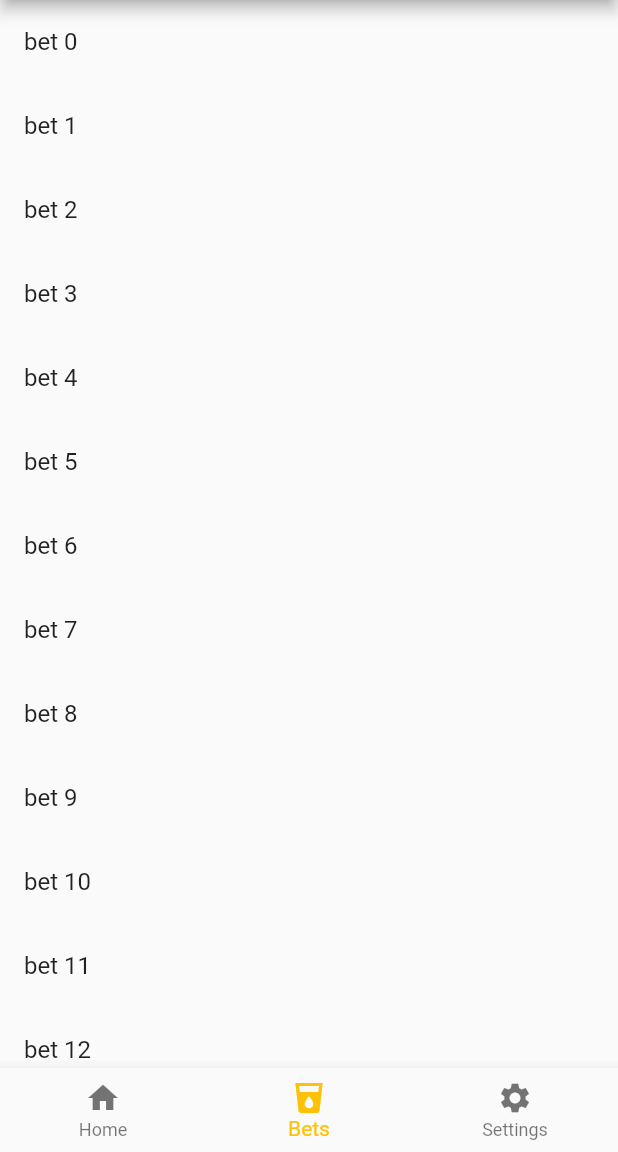
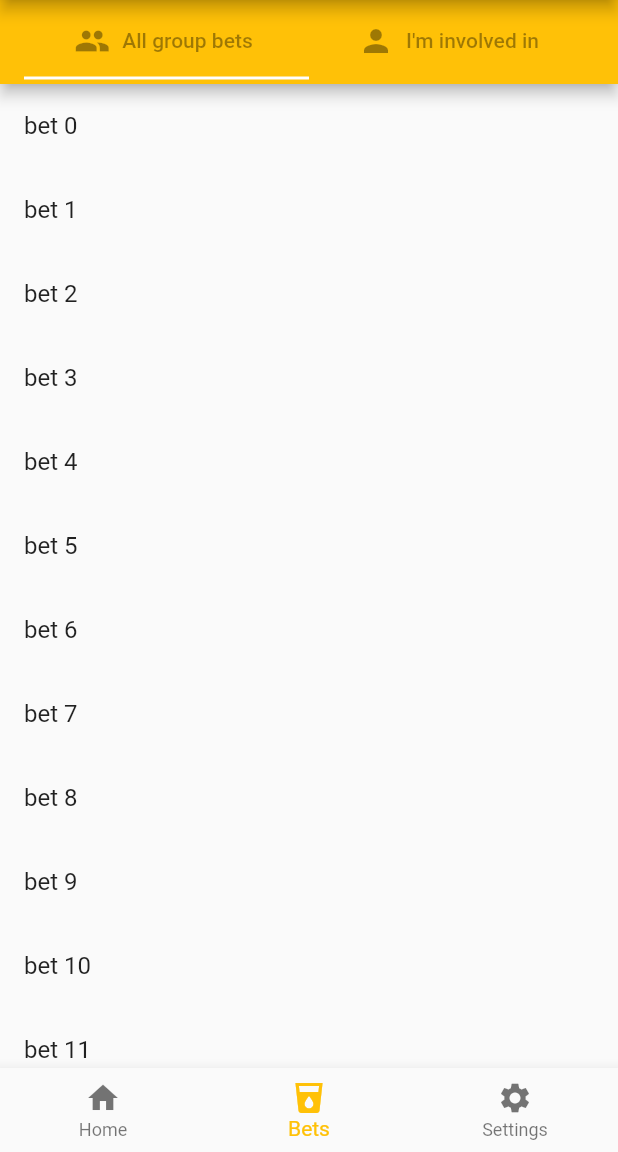
Before and after one commit to bumgardnera07/Wagers, a Flutter app: the screen it shows after launch, item 2 of the bottom bar chosen, on a phone screen of 412 x 824 dp, the part 84-1236 px from its top. Run offline on Flutter 3.47's test engine with Material 2 defaults, Android fonts, the phone set to English and light mode, and no system bars.

Commit message:
tab controller to filter bets list

```diff
--- a/lib/BetsList.dart
+++ b/lib/BetsList.dart
@@ -10,15 +10,51 @@ class BetsList extends StatelessWidget {
 
   @override
   Widget build(BuildContext context) {
-    return ListView.builder(itemBuilder: (context, index) {
+    return DefaultTabController(
+        length: 2,
+        child: Scaffold(
+          appBar: AppBar(
+            title: TabBar(tabs: [
+              FlatButton.icon(
+                  onPressed: null,
+                  icon: Icon(Icons.group),
+                  label: Text('All group bets')),
+              FlatButton.icon(
+                  onPressed: null,
+                  icon: Icon(Icons.person),
+                  label: Text("I'm involved in")),
+            ]),
+          ),
+
+          body: TabBarView(children: [
+            BetsListGroupView(
+              bets: bets,
+            ),
+            BetsListGroupView(
+              bets: bets.where((e) => e.title.endsWith("1")).toList(),
+            ),
+          ]),
+        ));
+  }
+}
+
+class BetsListGroupView extends StatelessWidget {
+  final List<Bet> bets;
+
+  BetsListGroupView({Key key, @required this.bets}) : super(key: key);
+
+  @override
+  Widget build(BuildContext context) {
+    return ListView.builder(
+        itemCount: bets.length,
+        itemBuilder: (context, index) {
           return ListTile(
             title: Text(bets[index].title),
             onTap: () {
               Navigator.push(
                 context,
                 MaterialPageRoute(
-                builder: (context) => BetDetailScreen(bet: bets[index])
-            ),
+                    builder: (context) => BetDetailScreen(bet: bets[index])),
               );
             },
           );
--- a/lib/HomeScreen.dart
+++ b/lib/HomeScreen.dart
@@ -8,7 +8,7 @@ class _HomeScreenState extends State<HomeScreen> {
 
   final _widgetOptions = [
     Text('Index 0: Home'),
-    BetsList(bets: List.generate(20, (i) => Bet('bet $i', 'description for bet $i', new DateTime.now(), "initiator $i",
+    BetsList(bets: List.generate(40, (i) => Bet('bet $i', 'description for bet $i', new DateTime.now(), "initiator $i",
         'target $i'))),
     Text('Index 2: Settings'),
   ];
```
Lines whose indentation alone changed are shown as unchanged.
